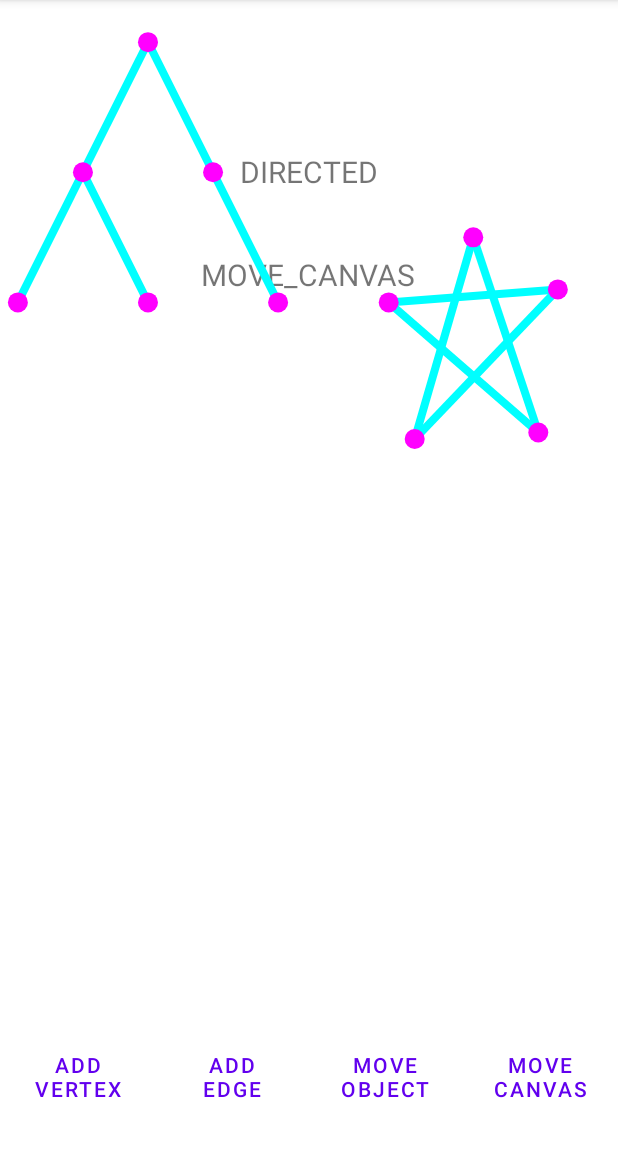
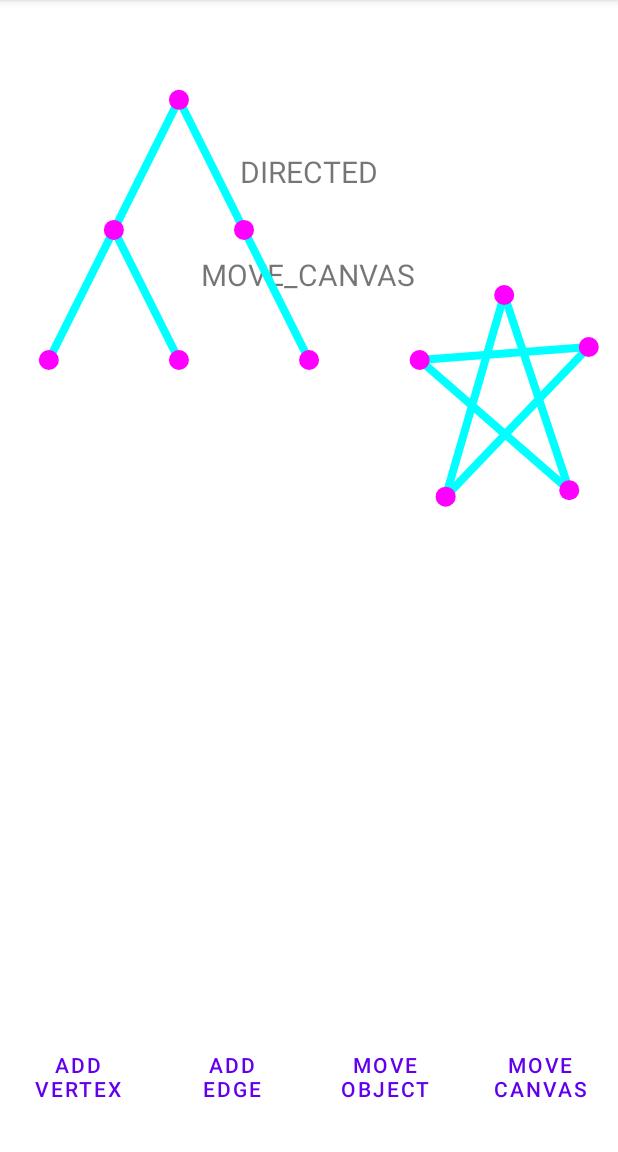
Before and after one commit to senataru/graph-editor-for-android, an Android app: the DrawActivity screen opened directly, with no data from a screen before it, after a tap on an icon or button, on a phone screen of 412 x 824 dp, the part 84-1236 px from its top. Run offline under Robolectric (Android 15) with nearby library versions, the phone set to English and light mode, and no system bars; 3 other taps on this screen came first.

Commit message:
implemented drag functionality

```diff
--- a/app/src/main/java/com/example/graph_editor/draw/Frame.java
+++ b/app/src/main/java/com/example/graph_editor/draw/Frame.java
@@ -1,36 +1,29 @@
 package com.example.graph_editor.draw;
+
+import android.util.Pair;
 
 import com.example.graph_editor.model.mathematics.Point;
 
 public class Frame {
+    private final Point originalLeftTop;
+    private final Point originalRightBot;
     private Point leftTop;
     private Point rightBot;
     private double scale;
+    private double dx;
+    private double dy;
 
     public Frame(Point leftTop, Point rightBot) {
+        this.originalLeftTop = leftTop;
+        this.originalRightBot = rightBot;
         this.leftTop = leftTop;
         this.rightBot = rightBot;
         this.scale = 1;
     }
 
-    public Point getLeftTop() { return leftTop; }
-    public Point getRightBot() { return rightBot; }
-
-//    public void scale(double x_scale, double y_scale) {
-//        double dx = rightBot.getX() - leftTop.getX();
-//        double dy = rightBot.getY() - leftTop.getY();
-//
-//        double ddx = dx * (x_scale-1)/2;
-//        double ddy = dy * (y_scale-1)/2;
-//
-//        leftTop = new Point(leftTop.getX() - ddx, leftTop.getY() - ddy);
-//        rightBot = new Point(rightBot.getX() + ddx, rightBot.getY() + ddy);
-//
-//        System.out.println(leftTop.getX());
-//        System.out.println(leftTop.getY());
-//        System.out.println(rightBot.getX());
-//        System.out.println(rightBot.getY());
-//    }
+    public Pair<Point, Point> getPoints() {
+        return new Pair<>(leftTop, rightBot);
+    }
 
     public void setScale(double s) {
         double rescale = s/this.scale;
@@ -44,14 +37,18 @@ public class Frame {
         leftTop = new Point(leftTop.getX() - ddx, leftTop.getY() - ddy);
         rightBot = new Point(rightBot.getX() + ddx, rightBot.getY() + ddy);
 
-        this.scale = s;
+        this.scale = (leftTop.getX()-rightBot.getX())/(originalLeftTop.getX()-originalRightBot.getX());
     }
 
-    public void translate(double dx, double dy) {
-        double ddx = (rightBot.getX() - leftTop.getX()) * dx;
-        double ddy = (rightBot.getY() - leftTop.getY()) * dy;
+    public void translate(double dxNew, double dyNew) {
+        double ddx = (this.dx - dxNew) * scale;
+        double ddy = (this.dy - dyNew) * scale;
 
         leftTop = new Point(leftTop.getX() + ddx, leftTop.getY() + ddy);
         rightBot = new Point(rightBot.getX() + ddx, rightBot.getY() + ddy);
+        this.dx = dxNew;
+        this.dy = dyNew;
     }
+
+    public double getScale() { return scale; }
 }
--- a/app/src/main/java/com/example/graph_editor/draw/GraphView.java
+++ b/app/src/main/java/com/example/graph_editor/draw/GraphView.java
@@ -103,7 +103,7 @@ public class GraphView extends View {
     }
 
     public void translate(double dx, double dy) {
-        frame.translate(dx, dy);
+        frame.translate(dx/getWidth(), dy/getHeight());
         manager.updateFrame(frame);
         postInvalidate();
     }
--- a/app/src/main/java/com/example/graph_editor/model/DrawManager.java
+++ b/app/src/main/java/com/example/graph_editor/model/DrawManager.java
@@ -1,4 +1,6 @@
 package com.example.graph_editor.model;
+
+import android.util.Pair;
 
 import com.example.graph_editor.draw.Frame;
 import com.example.graph_editor.model.mathematics.Point;
@@ -19,8 +21,9 @@ public class DrawManager {
     public void updateFrame(Frame frame) {
         //uses the Frame as if it was a struct, doesn't remember the reference
         //maybe error when too close
-        Point leftTop = frame.getLeftTop();
-        Point rightBot = frame.getRightBot();
+        Pair<Point, Point> points = frame.getPoints();
+        Point leftTop = points.first;
+        Point rightBot = points.second;
         this.leftTop = leftTop;
         this.width = rightBot.getX() - leftTop.getX();
         this.height = rightBot.getY() - leftTop.getY();
```
Also changed, not shown: app/src/main/java/com/example/graph_editor/draw/ZoomLayout.java (+11 -7 lines).
